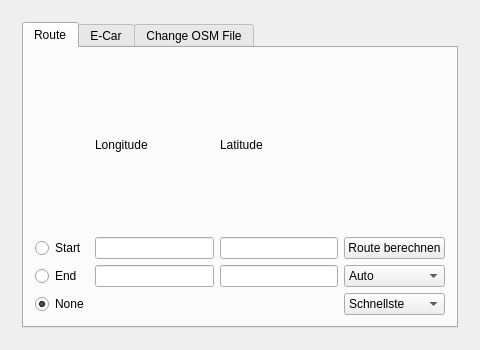
meins111/fapra, file WinNav/widget.ui: the form before one commit.
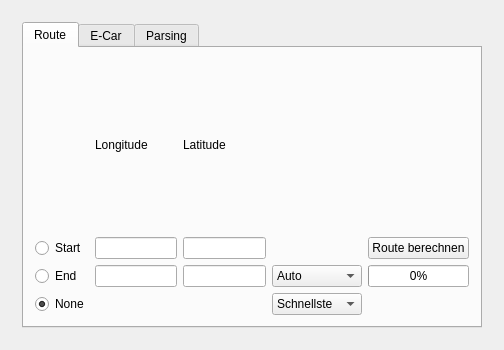
The form after the commit. The open tabs and pages were chosen to show the change.

Commit message: GUI-Update: Progress Bar and Labels for Parsing and Pathfinding tab.

What changed in the file:
```diff
--- a/WinNav/widget.ui
+++ b/WinNav/widget.ui
@@ -6,7 +6,7 @@
    <rect>
     <x>0</x>
     <y>0</y>
-    <width>480</width>
+    <width>504</width>
     <height>350</height>
    </rect>
   </property>
@@ -29,64 +29,10 @@
          <layout class="QGridLayout" name="gridLayout_3">
           <item row="0" column="0" colspan="2">
            <layout class="QGridLayout" name="gridLayout">
-            <item row="1" column="2">
-             <widget class="QLineEdit" name="startLatitude"/>
-            </item>
-            <item row="2" column="2">
-             <widget class="QLineEdit" name="endLatitude"/>
-            </item>
-            <item row="0" column="1">
-             <widget class="QLabel" name="longitudeLabel">
-              <property name="text">
-               <string>Longitude</string>
-              </property>
-             </widget>
-            </item>
-            <item row="2" column="0">
-             <widget class="QRadioButton" name="endRadio">
-              <property name="text">
-               <string>End</string>
-              </property>
-             </widget>
-            </item>
-            <item row="1" column="1">
-             <widget class="QLineEdit" name="startLongitude"/>
-            </item>
-            <item row="1" column="3">
-             <widget class="QPushButton" name="calculateButton">
-              <property name="text">
-               <string>Route berechnen</string>
-              </property>
-             </widget>
-            </item>
-            <item row="0" column="2">
-             <widget class="QLabel" name="latitudeLabel">
-              <property name="text">
-               <string>Latitude</string>
-              </property>
-             </widget>
-            </item>
-            <item row="1" column="0">
-             <widget class="QRadioButton" name="startRadio">
-              <property name="text">
-               <string>Start</string>
-              </property>
-             </widget>
-            </item>
-            <item row="2" column="1">
+            <item row="10" column="1">
              <widget class="QLineEdit" name="endLongitude"/>
             </item>
-            <item row="3" column="0">
-             <widget class="QRadioButton" name="noneRadio">
-              <property name="text">
-               <string>None</string>
-              </property>
-              <property name="checked">
-               <bool>true</bool>
-              </property>
-             </widget>
-            </item>
-            <item row="2" column="3">
+            <item row="10" column="3">
              <widget class="QComboBox" name="movementType">
               <item>
                <property name="text">
@@ -105,7 +51,23 @@
               </item>
              </widget>
             </item>
-            <item row="3" column="3">
+            <item row="5" column="2">
+             <widget class="QLineEdit" name="startLatitude"/>
+            </item>
+            <item row="5" column="1">
+             <widget class="QLineEdit" name="startLongitude"/>
+            </item>
+            <item row="10" column="2">
+             <widget class="QLineEdit" name="endLatitude"/>
+            </item>
+            <item row="5" column="0">
+             <widget class="QRadioButton" name="startRadio">
+              <property name="text">
+               <string>Start</string>
+              </property>
+             </widget>
+            </item>
+            <item row="11" column="3">
              <widget class="QComboBox" name="optimizeBy">
               <item>
                <property name="text">
@@ -119,6 +81,58 @@
               </item>
              </widget>
             </item>
+            <item row="11" column="0">
+             <widget class="QRadioButton" name="noneRadio">
+              <property name="text">
+               <string>None</string>
+              </property>
+              <property name="checked">
+               <bool>true</bool>
+              </property>
+             </widget>
+            </item>
+            <item row="10" column="0">
+             <widget class="QRadioButton" name="endRadio">
+              <property name="text">
+               <string>End</string>
+              </property>
+             </widget>
+            </item>
+            <item row="11" column="4">
+             <widget class="QLabel" name="sucessFailureLabel">
+              <property name="text">
+               <string/>
+              </property>
+             </widget>
+            </item>
+            <item row="4" column="1">
+             <widget class="QLabel" name="longitudeLabel">
+              <property name="text">
+               <string>Longitude</string>
+              </property>
+             </widget>
+            </item>
+            <item row="4" column="2">
+             <widget class="QLabel" name="latitudeLabel">
+              <property name="text">
+               <string>Latitude</string>
+              </property>
+             </widget>
+            </item>
+            <item row="5" column="4">
+             <widget class="QPushButton" name="calculateButton">
+              <property name="text">
+               <string>Route berechnen</string>
+              </property>
+             </widget>
+            </item>
+            <item row="10" column="4">
+             <widget class="QProgressBar" name="routingProgressBar">
+              <property name="value">
+               <number>0</number>
+              </property>
+             </widget>
+            </item>
            </layout>
           </item>
          </layout>
@@ -181,7 +195,7 @@
         </widget>
         <widget class="QWidget" name="Settings">
          <attribute name="title">
-          <string>Change OSM File</string>
+          <string>Parsing</string>
          </attribute>
          <widget class="QLineEdit" name="filePath">
           <property name="geometry">
```
Left out of the diff: 13 changed lines with no effect on the pictures. The commit also changes 17 other files.
